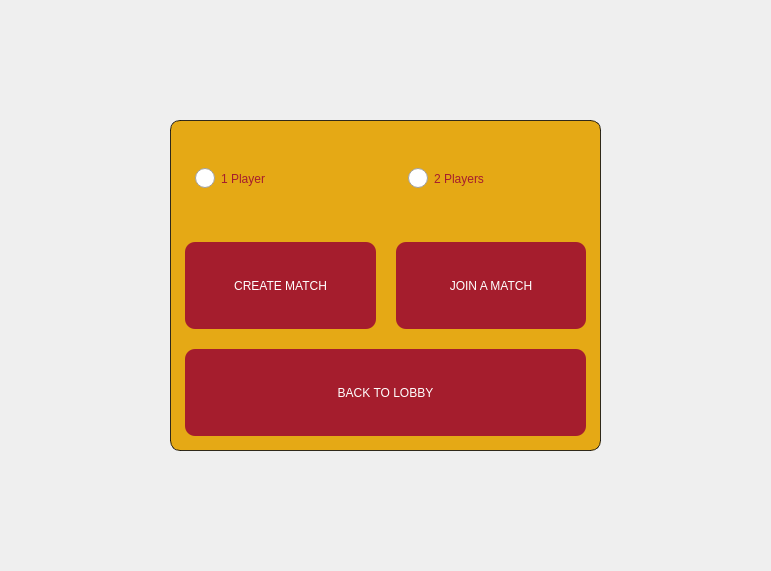
Before: the Qt Designer form client/view/menu/pages/configurationPage.ui in valentinbersi/DuckGame-Recreation, drawn with Qt 5.
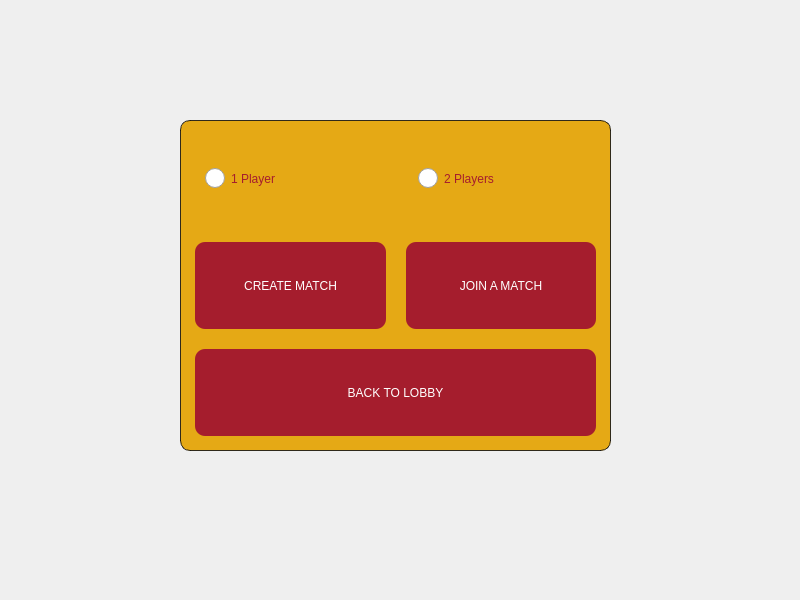
After: the same form once the commit is applied.

Patch:
```diff
--- a/client/view/menu/pages/configurationPage.ui
+++ b/client/view/menu/pages/configurationPage.ui
@@ -6,8 +6,8 @@
    <rect>
     <x>0</x>
     <y>0</y>
-    <width>771</width>
-    <height>571</height>
+    <width>800</width>
+    <height>600</height>
    </rect>
   </property>
   <property name="sizePolicy">
@@ -16,16 +16,10 @@
     <verstretch>0</verstretch>
    </sizepolicy>
   </property>
-  <property name="autoFillBackground">
-   <bool>false</bool>
-  </property>
-  <property name="styleSheet">
-   <string notr="true"/>
-  </property>
   <widget class="QFrame" name="frame">
    <property name="geometry">
     <rect>
-     <x>170</x>
+     <x>180</x>
      <y>120</y>
      <width>431</width>
      <height>331</height>
```
